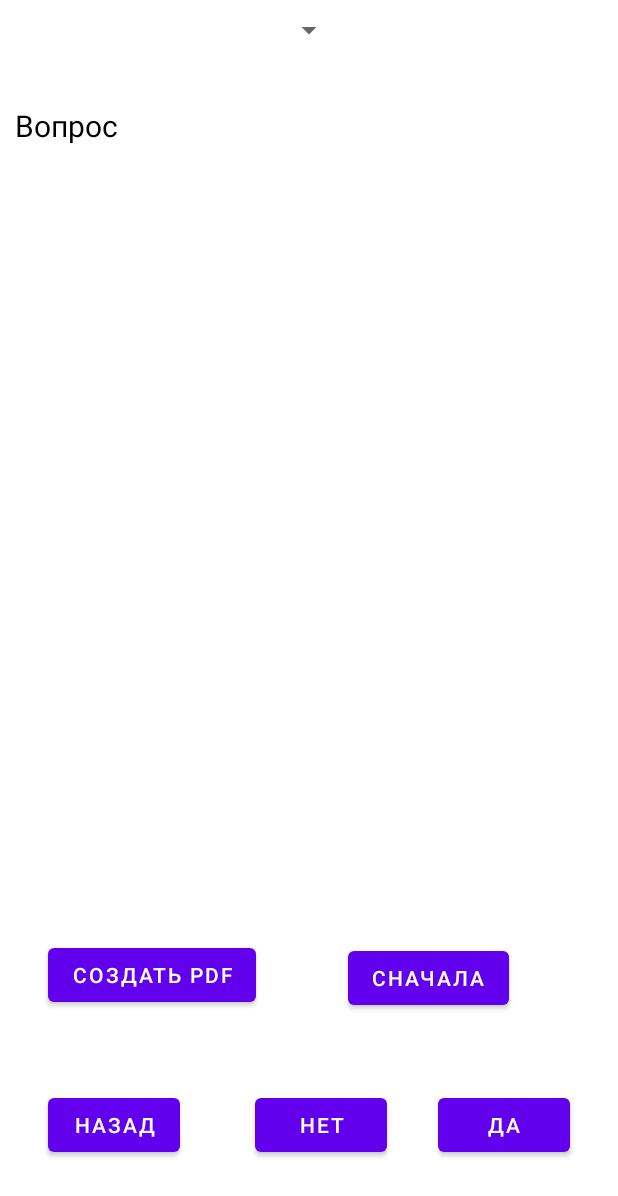
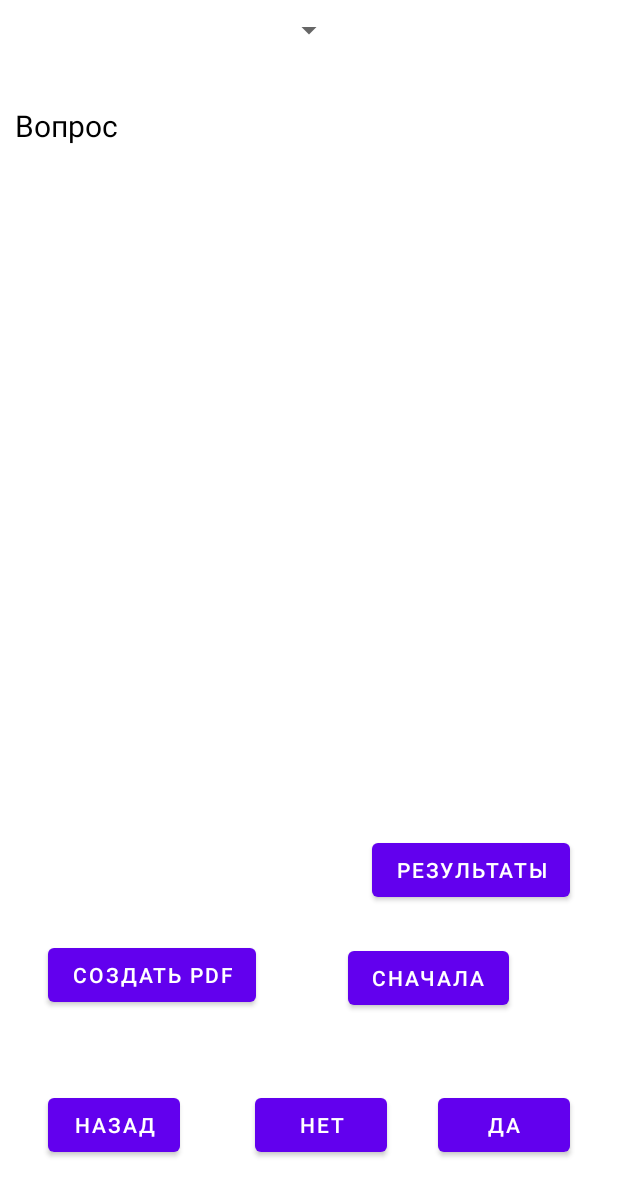
Before and after one commit to mironoff2007/psychological_test, an Android app: the layout activity_main.xml on its own in the app's theme, with its tools: preview values and no code run, on a phone screen of 412 x 824 dp. Shown: the top 1196 px of the screen. Run offline under Robolectric (Android 15) with nearby library versions, the light colour scheme and no system bars.

Commit message:
Get results from DB

```diff
--- a/app/src/main/java/com/mironov/psychologicaltest/constants/KeysContainer.kt
+++ b/app/src/main/java/com/mironov/psychologicaltest/constants/KeysContainer.kt
@@ -3,5 +3,9 @@ package com.mironov.psychologicaltest.constants
 object KeysContainer {
     const val KEY_FRAGMENT_USER_DATA="KEY_FRAGMENT_USER_DATA"
     const val KEY_NAME_FRAGMENT="KEY_NAME_FRAGMENT"
+    const val KEY_NAME_MAIN_ACTIVITY="KEY_NAME_MAIN_ACTIVITY"
     const val KEY_SENDER="KEY_SENDER"
+    const val KEY_USER_NAME="KEY_USER_NAME"
+    const val KEY_TEST_NAME="KEY_TEST_NAME"
+
 }
--- a/app/src/main/res/layout/activity_main.xml
+++ b/app/src/main/res/layout/activity_main.xml
@@ -102,4 +102,14 @@
     app:layout_constraintBottom_toBottomOf="parent"
     app:layout_constraintStart_toStartOf="parent" />
 
+    <Button
+        android:id="@+id/presentResultsButton"
+        android:layout_width="wrap_content"
+        android:layout_height="wrap_content"
+        android:layout_marginEnd="32dp"
+        android:layout_marginBottom="24dp"
+        android:text="@string/button_present_results"
+        app:layout_constraintBottom_toTopOf="@+id/resetButton"
+        app:layout_constraintEnd_toEndOf="parent" />
+
 </androidx.constraintlayout.widget.ConstraintLayout>
--- /dev/null
+++ b/app/src/main/res/layout/activity_results_presenter.xml
@@ -0,0 +1,6 @@
+<?xml version="1.0" encoding="utf-8"?>
+<androidx.constraintlayout.widget.ConstraintLayout xmlns:android="http://schemas.android.com/apk/res/android"
+    android:layout_width="match_parent"
+    android:layout_height="match_parent">
+
+</androidx.constraintlayout.widget.ConstraintLayout>
--- a/app/src/main/res/values/strings.xml
+++ b/app/src/main/res/values/strings.xml
@@ -28,6 +28,7 @@
     <string name="hint_input_user_data">Введите имя и фамилию</string>
     <string name="print_answer">Ответ - </string>
     <string name="choose_test">Выберите тест</string>
+    <string name="button_present_results">Результаты</string>
 
 
 </resources>
```
Also changed, not shown: app/src/main/AndroidManifest.xml (+10 -0 lines), app/src/main/java/com/mironov/psychologicaltest/MainActivity.kt (+16 -0 lines), app/src/main/java/com/mironov/psychologicaltest/MainViewModel.kt (+14 -5 lines), app/src/main/java/com/mironov/psychologicaltest/ResultsActivity.kt (added, +40 -0 lines), app/src/main/java/com/mironov/psychologicaltest/data/AnswerDao.kt (+2 -9 lines), app/src/main/java/com/mironov/psychologicaltest/repository/Repository.kt (renamed from app/src/main/java/com/mironov/psychologicaltest/repository/QuestionRepository.kt, +6 -1 lines), 1 other file.
